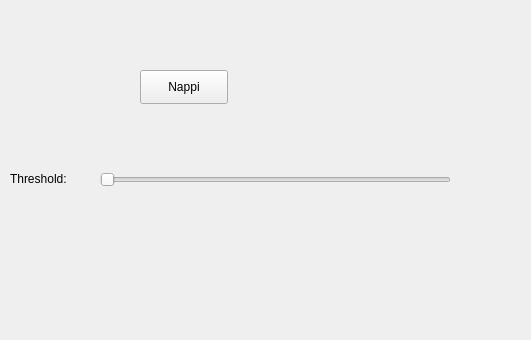
The window that kyostin/KyostinEkaEsimerkki/mainwindow.ui (kyostim/SulautetutJarjestelmat) describes before a commit, drawn with Qt 5; both pictures show x 0 to 531 and y 0 to 340 of the 800 by 600 pixel window.
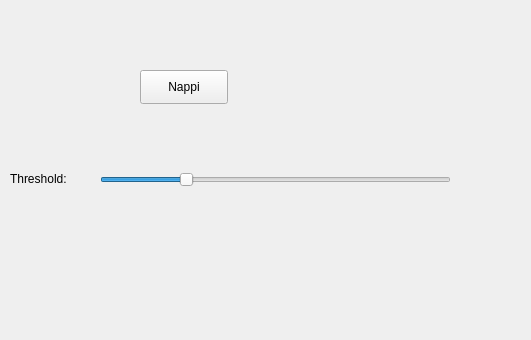
The same window after the commit.

```diff
--- a/kyostin/KyostinEkaEsimerkki/mainwindow.ui
+++ b/kyostin/KyostinEkaEsimerkki/mainwindow.ui
@@ -39,6 +39,9 @@
     <property name="maximum">
      <number>255</number>
     </property>
+    <property name="value">
+     <number>60</number>
+    </property>
     <property name="orientation">
      <enum>Qt::Horizontal</enum>
     </property>
```
